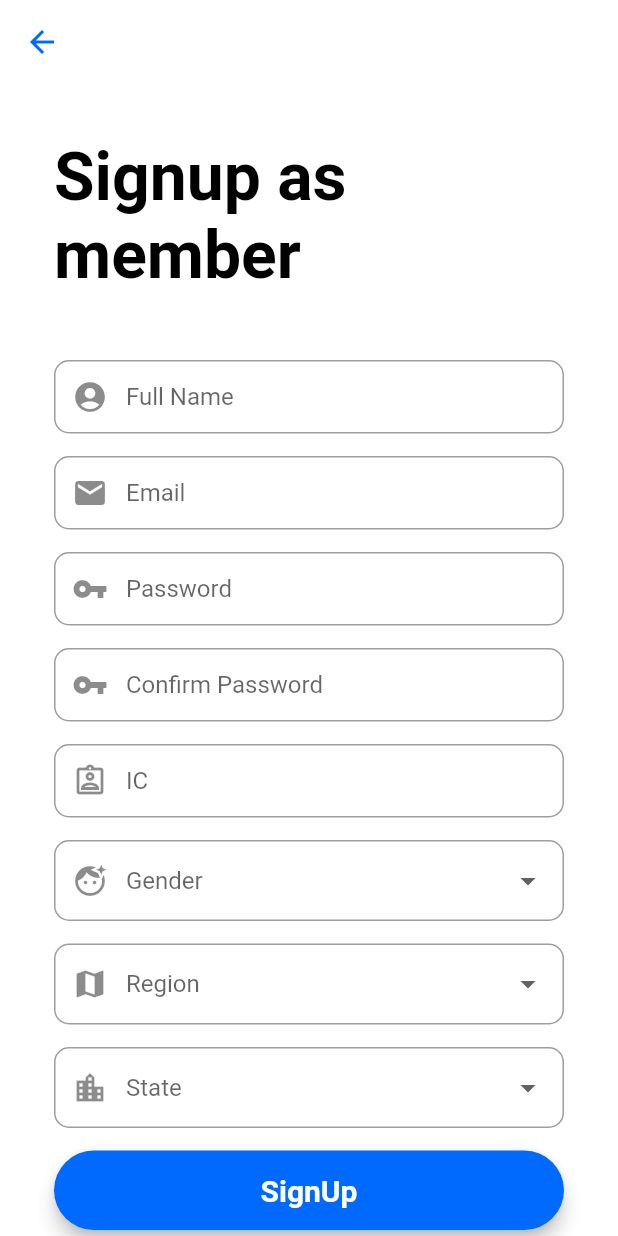
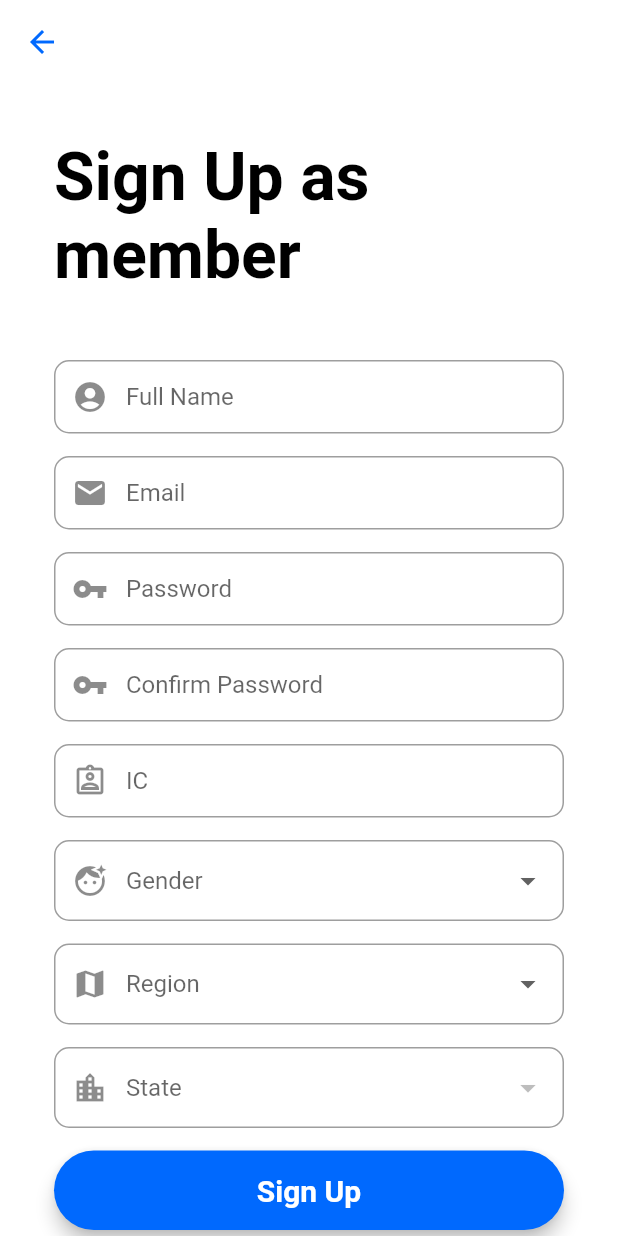
Before and after one commit to group-apk/Mynda, a Flutter app: the RegistrationScreen screen opened directly, on a phone screen of 412 x 824 dp. Run offline on Flutter 3.47's test engine with Material 2 defaults, Android fonts, the light colour scheme and no system bars; our stand-ins replace cloud_firestore, firebase_auth, firebase_core, fluttertoast; accounts and stored records are empty.

Commit message:
dropdown_states

```diff
--- a/lib/screen/registration_screen.dart
+++ b/lib/screen/registration_screen.dart
@@ -203,27 +203,25 @@ class _RegistrationScreenState extends State<RegistrationScreen> {
     );
 
     // states
-    String? selectedValue3 = null;
-    final stateField = DropdownButtonFormField(
-      autofocus: false,
-      decoration: InputDecoration(
-        prefixIcon: Icon(Icons.location_city),
-        contentPadding: EdgeInsets.fromLTRB(20, 15, 20, 15),
-        hintText: "State",
-        border: OutlineInputBorder(borderRadius: BorderRadius.circular(10)),
-      ),
-      value: selectedValue3,
-      onChanged: (String? newValue) {
-        setState(() {
-          selectedValue3 = newValue!;
-        });
-        statesEditingController.text = selectedValue3!;
-      },
-      validator: (value) => value == null ? "Select your state" : null,
-      items: eastMalaysiaStateItems,
-    );
+    var stateField = stateDropdown(item: null);
+    if (regionEditingController.text == "Northern Region"){
+      stateField = stateDropdown(item: northStateItems);
+    }
+    else if (regionEditingController.text == "Eastern Region"){
+      stateField = stateDropdown(item: eastStateItems);
+    }
+    else if (regionEditingController.text == "Central Region"){
+      stateField = stateDropdown(item: centralStateItems);
+    }
+    else if (regionEditingController.text == "Southern Region"){
+      stateField = stateDropdown(item: southernStateItems);
+    }
+    else if (regionEditingController.text == "East Malaysia"){
+      stateField = stateDropdown(item: eastMalaysiaStateItems);
+    }
 
-    // signup button
+
+    // sign up button
     final signupButton = Material(
       elevation: 5,
       borderRadius: BorderRadius.circular(30),
@@ -235,7 +233,7 @@ class _RegistrationScreenState extends State<RegistrationScreen> {
           signUp(emailEditingController.text, passwordEditingController.text);
         },
         child: Text(
-          "SignUp",
+          "Sign Up",
           textAlign: TextAlign.center,
           style: TextStyle(
               fontSize: 20, color: Colors.white, fontWeight: FontWeight.bold),
@@ -281,7 +279,7 @@ class _RegistrationScreenState extends State<RegistrationScreen> {
                     //   ),
                     // ),
                     const Text(
-                      "Signup as member",
+                      "Sign Up as member",
                       style: TextStyle(
                         color: Colors.black,
                         fontSize: 44.0,
@@ -320,7 +318,7 @@ class _RegistrationScreenState extends State<RegistrationScreen> {
                             //             RegistrationScreen()));
                           },
                           child: Text(
-                            "SignUp as staff",
+                            "Sign Up as staff",
                             style: TextStyle(
                                 color: Color(0xFF0069FE),
                                 fontWeight: FontWeight.bold,
@@ -386,6 +384,28 @@ class _RegistrationScreenState extends State<RegistrationScreen> {
     //     context, MaterialPageRoute(builder: (context) => ProfileScreen()));
   }
 
+  String? selectedValue3 = null;
+  Widget stateDropdown({required item}){
+    return DropdownButtonFormField(
+      autofocus: false,
+      decoration: InputDecoration(
+        prefixIcon: Icon(Icons.location_city),
+        contentPadding: EdgeInsets.fromLTRB(20, 15, 20, 15),
+        hintText: "State",
+        border: OutlineInputBorder(borderRadius: BorderRadius.circular(10)),
+      ),
+      value: selectedValue3,
+      onChanged: (String? newValue) {
+        setState(() {
+          selectedValue3 = newValue!;
+        });
+        statesEditingController.text = selectedValue3!;
+      },
+      validator: (value) => value == null ? "Select your state" : null,
+      items: item,
+    );
+  }
+
   List<DropdownMenuItem<String>> get genderItems {
     List<DropdownMenuItem<String>> menuItems = [
       DropdownMenuItem(child: Text("Male"), value: "Male"),
@@ -396,7 +416,7 @@ class _RegistrationScreenState extends State<RegistrationScreen> {
 
   List<DropdownMenuItem<String>> get regionItems {
     List<DropdownMenuItem<String>> menuItems = [
-      DropdownMenuItem(child: Text("Northen Region"), value: "Northen Region"),
+      DropdownMenuItem(child: Text("Northern Region"), value: "Northern Region"),
       DropdownMenuItem(child: Text("Eastern Region"), value: "Eastern Region"),
       DropdownMenuItem(child: Text("Central Region"), value: "Central Region"),
       DropdownMenuItem(
```
